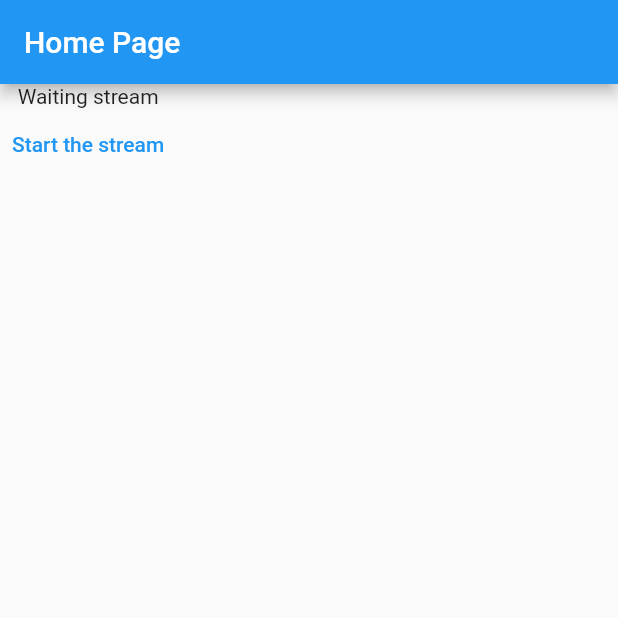
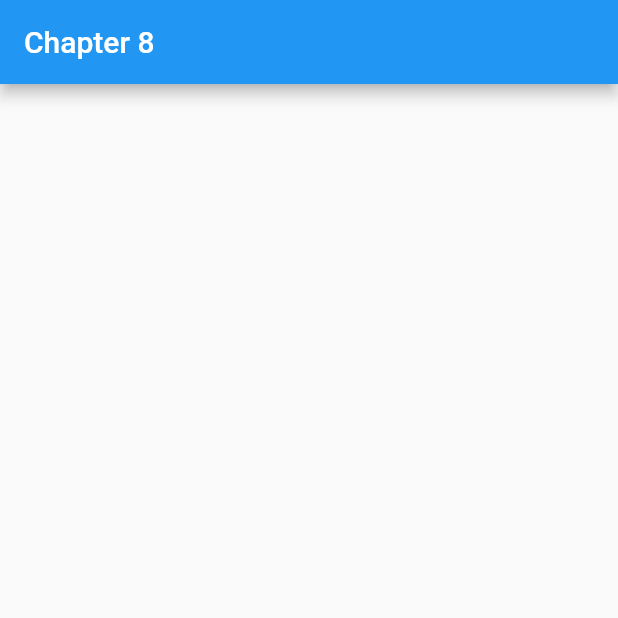
Before and after one commit to jinyongnan810/flutter_rx, a Flutter app: the screen it shows after launch, on a phone screen of 412 x 824 dp, the top half of it. Run offline on Flutter 3.47's test engine with Material 2 defaults, Android fonts, the light colour scheme and no system bars.

Commit message:
clean up

```diff
--- a/lib/main.dart
+++ b/lib/main.dart
@@ -1,11 +1,4 @@
 import 'package:flutter/material.dart';
-import 'package:flutter_hooks/flutter_hooks.dart';
-import 'package:rxdart/rxdart.dart';
-import 'dart:developer' as devtools show log;
-
-extension Log on Object {
-  void log() => print(toString());
-}
 
 void main() {
   runApp(const MyApp());
@@ -18,7 +11,7 @@ class MyApp extends StatelessWidget {
   @override
   Widget build(BuildContext context) {
     return MaterialApp(
-      title: 'Home Page',
+      title: 'Chapter 8',
       theme: ThemeData(
         primarySwatch: Colors.blue,
       ),
@@ -27,33 +20,13 @@ class MyApp extends StatelessWidget {
   }
 }
 
-class HomePage extends HookWidget {
+class HomePage extends StatelessWidget {
   const HomePage({Key? key}) : super(key: key);
 
   @override
   Widget build(BuildContext context) {
-    final subject = useMemoized(() => BehaviorSubject<DateTime>());
-    final stream = useMemoized(() => subject.switchMap((dateTime) =>
-        Stream.periodic(const Duration(seconds: 1),
-            (count) => 'Stream count($count), DateTime:$dateTime')));
-    useEffect(() => subject.close, [key]);
     return Scaffold(
-      appBar: AppBar(title: const Text('Home Page')),
-      body: Column(crossAxisAlignment: CrossAxisAlignment.center, children: [
-        StreamBuilder<String>(
-            stream: stream,
-            builder: (ctx, snapshot) {
-              if (snapshot.hasData) {
-                final str = snapshot.requireData;
-                return Text(str);
-              } else {
-                return const Text('Waiting stream');
-              }
-            }),
-        TextButton(
-            onPressed: () => subject.add(DateTime.now()),
-            child: const Text('Start the stream'))
-      ]),
+      appBar: AppBar(title: const Text('Chapter 8')),
     );
   }
 }
```
